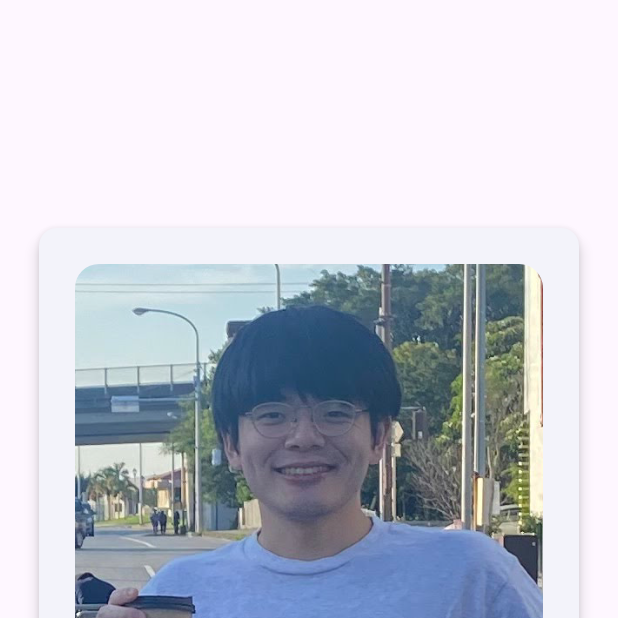
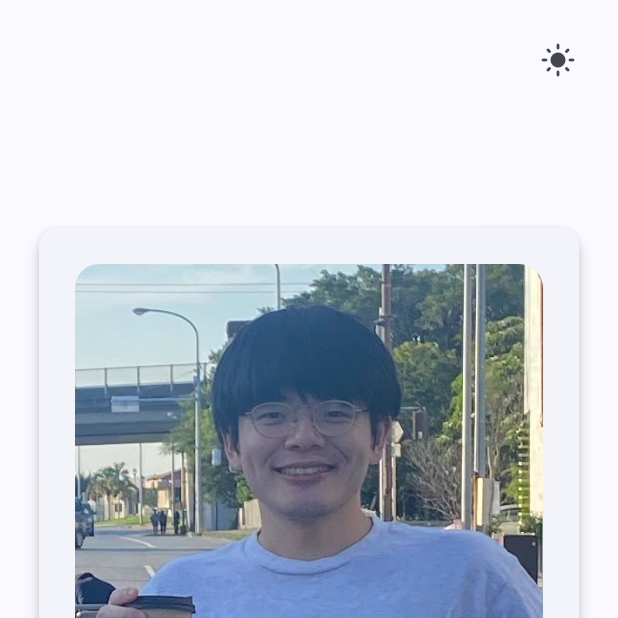
Before and after one commit to KyoheiNakamura/website, a Flutter app: the screen it shows after launch, on a phone screen of 412 x 824 dp, the top half of it. Run offline on Flutter 3.47's test engine with Material 3 defaults, Android fonts, the phone set to English and light mode, and no system bars; our stand-ins replace flutter_svg, hooks_riverpod, riverpod_annotation, shared_preferences; generated files the repository leaves out were written again.

Commit message:
feat: ダークモードに対応した

```diff
--- /dev/null
+++ b/lib/home.dart
@@ -0,0 +1,109 @@
+import 'package:flutter/material.dart';
+import 'package:flutter_svg/svg.dart';
+import 'package:hooks_riverpod/hooks_riverpod.dart';
+import 'package:url_launcher/link.dart';
+
+import 'theme/theme_builder.dart';
+import 'theme/theme_toggle_button.dart';
+
+class Home extends StatelessWidget {
+  const Home({super.key});
+
+  @override
+  Widget build(BuildContext context) {
+    return const Scaffold(
+      body: Stack(
+        children: [
+          Center(
+            child: ProfileCard(),
+          ),
+          Align(
+            alignment: Alignment.topRight,
+            child: Padding(
+              padding: EdgeInsets.all(16),
+              child: ThemeToggleButton(),
+            ),
+          ),
+        ],
+      ),
+    );
+  }
+}
+
+class ProfileCard extends StatelessWidget {
+  const ProfileCard({
+    super.key,
+  });
+
+  @override
+  Widget build(BuildContext context) {
+    return Card(
+      margin: const EdgeInsets.all(24),
+      elevation: 4,
+      child: Container(
+        width: 360,
+        height: 520,
+        padding: const EdgeInsets.all(24),
+        child: Column(
+          crossAxisAlignment: CrossAxisAlignment.start,
+          children: [
+            ClipRRect(
+              borderRadius: BorderRadius.circular(16),
+              child: Image.asset(
+                'assets/images/profile.png',
+              ),
+            ),
+            const SizedBox(
+              height: 16,
+            ),
+            const FittedBox(
+              child: Text(
+                'Kyohei Nakamura',
+                style: TextStyle(
+                  fontSize: 24,
+                  fontWeight: FontWeight.w500,
+                ),
+              ),
+            ),
+            const SizedBox(
+              height: 4,
+            ),
+            const FittedBox(
+              child: Text('Sheep and Goat, LLC'),
+            ),
+            const Spacer(),
+            const Align(
+              alignment: Alignment.centerRight,
+              child: SaGLogo(),
+            ),
+          ],
+        ),
+      ),
+    );
+  }
+}
+
+class SaGLogo extends HookConsumerWidget {
+  const SaGLogo({
+    super.key,
+  });
+
+  @override
+  Widget build(BuildContext context, WidgetRef ref) {
+    return Link(
+      uri: Uri.parse('https://sheepandgoat.io'),
+      target: LinkTarget.blank,
+      builder: (context, followLink) => IconButton(
+        onPressed: followLink,
+        icon: ThemeBuilder(
+          builder: (context, brightness) => SvgPicture.asset(
+            brightness == Brightness.light
+                ? 'assets/images/sag-logo-black.svg'
+                : 'assets/images/sag-logo-white.svg',
+            height: 24,
+          ),
+        ),
+      ),
+    );
+  }
+}
--- a/lib/main.dart
+++ b/lib/main.dart
@@ -1,98 +1,18 @@
-import 'dart:math';
+import 'package:flutter/material.dart';
+import 'package:hooks_riverpod/hooks_riverpod.dart';
+import 'package:shared_preferences/shared_preferences.dart';
 
-import 'package:flutter/material.dart';
-import 'package:flutter_svg/svg.dart';
-import 'package:url_launcher/link.dart';
+import 'main_app.dart';
+import 'shared_preferences/shared_preferences.dart';
 
-void main() {
-  runApp(const MainApp());
+Future<void> main() async {
+  final prefs = await SharedPreferences.getInstance();
+  runApp(
+    ProviderScope(
+      overrides: [
+        sharedPreferencesProvider.overrideWithValue(prefs),
+      ],
+      child: const MainApp(),
+    ),
+  );
 }
-
-Color getRandomColor() {
-  var random = Random();
-  var r = random.nextInt(256);
-  var g = random.nextInt(256);
-  var b = random.nextInt(256);
-  return Color.fromRGBO(r, g, b, 1);
-}
-
-class MainApp extends StatelessWidget {
-  const MainApp({super.key});
-
-  @override
-  Widget build(BuildContext context) {
-    return MaterialApp(
-      theme: ThemeData.light().copyWith(
-        colorScheme: ColorScheme.fromSeed(
-          seedColor: getRandomColor(),
-        ),
-      ),
-      home: const Home(),
-    );
-  }
-}
-
-class Home extends StatelessWidget {
-  const Home({super.key});
-
-  @override
-  Widget build(BuildContext context) {
-    return Scaffold(
-      body: Center(
-        child: Card(
-          margin: const EdgeInsets.all(24),
-          elevation: 4,
-          child: Container(
-            width: 360,
-            height: 520,
-            padding: const EdgeInsets.all(24),
-            child: Column(
-              crossAxisAlignment: CrossAxisAlignment.start,
-              children: [
-                ClipRRect(
-                  borderRadius: BorderRadius.circular(16),
-                  child: Image.asset(
-                    'assets/images/profile.png',
-                  ),
-                ),
-                const SizedBox(
-                  height: 16,
-                ),
-                const FittedBox(
-                  child: Text(
-                    'Kyohei Nakamura',
-                    style: TextStyle(
-                      fontSize: 24,
-                      fontWeight: FontWeight.w500,
-                    ),
-                  ),
-                ),
-                const SizedBox(
-                  height: 4,
-                ),
-                const FittedBox(
-                  child: Text('Sheep and Goat, LLC'),
-                ),
-                const Spacer(),
-                Align(
-                  alignment: Alignment.centerRight,
-                  child: Link(
-                    uri: Uri.parse('https://sheepandgoat.io'),
-                    target: LinkTarget.blank,
-                    builder: (context, followLink) => IconButton(
-                      onPressed: followLink,
-                      icon: SvgPicture.asset(
-                        'assets/images/sag-logo-black.svg',
-                        height: 24,
-                      ),
-                    ),
-                  ),
-                ),
-              ],
-            ),
-          ),
-        ),
-      ),
-    );
-  }
-}
--- /dev/null
+++ b/lib/main_app.dart
@@ -0,0 +1,24 @@
+import 'package:flutter/material.dart';
+import 'package:hooks_riverpod/hooks_riverpod.dart';
+
+import 'home.dart';
+import 'theme/theme.dart';
+import 'theme/theme_mode_controller.dart';
+
+class MainApp extends HookConsumerWidget {
+  const MainApp({super.key});
+
+  @override
+  Widget build(BuildContext context, WidgetRef ref) {
+    final lightTheme = ref.watch(themeProvider(brightness: Brightness.light));
+    final darkTheme = ref.watch(themeProvider(brightness: Brightness.dark));
+    final themeMode = ref.watch(themeModeControllerProvider);
+
+    return MaterialApp(
+      theme: lightTheme,
+      darkTheme: darkTheme,
+      themeMode: themeMode,
+      home: const Home(),
+    );
+  }
+}
--- /dev/null
+++ b/lib/theme/theme.dart
@@ -0,0 +1,61 @@
+import 'dart:math';
+
+import 'package:flutter/foundation.dart';
+import 'package:flutter/material.dart';
+import 'package:riverpod_annotation/riverpod_annotation.dart';
+
+part 'theme.g.dart';
+
+@riverpod
+ThemeData theme(
+  ThemeRef ref, {
+  required Brightness brightness,
+}) {
+  final baseTheme = ThemeData(
+    brightness: brightness,
+    useMaterial3: true,
+    colorSchemeSeed: getRandomColor(),
+    pageTransitionsTheme: PageTransitionsTheme(
+      builders: kIsWeb
+          ? {
+              for (final platform in TargetPlatform.values)
+                platform: const NoTransitionsBuilder(),
+            }
+          : {
+              TargetPlatform.android: const ZoomPageTransitionsBuilder(),
+              TargetPlatform.iOS: const CupertinoPageTransitionsBuilder(),
+              TargetPlatform.macOS: const CupertinoPageTransitionsBuilder(),
+            },
+    ),
+  );
+
+  return baseTheme.copyWith(
+    snackBarTheme: const SnackBarThemeData(
+      behavior: SnackBarBehavior.floating,
+    ),
+  );
+}
+
+/// アニメーションなしでページ遷移するための [PageTransitionsBuilder]。
+class NoTransitionsBuilder extends PageTransitionsBuilder {
+  const NoTransitionsBuilder();
+
+  @override
+  Widget buildTransitions<T>(
+    PageRoute<T>? route,
+    BuildContext? context,
+    Animation<double> animation,
+    Animation<double> secondaryAnimation,
+    Widget? child,
+  ) {
+    return child!;
+  }
+}
+
+Color getRandomColor() {
+  final random = Random();
+  final r = random.nextInt(256);
+  final g = random.nextInt(256);
+  final b = random.nextInt(256);
+  return Color.fromRGBO(r, g, b, 1);
+}
--- /dev/null
+++ b/lib/theme/theme_builder.dart
@@ -0,0 +1,97 @@
+import 'package:flutter/material.dart';
+import 'package:hooks_riverpod/hooks_riverpod.dart';
+
+import 'theme_mode_controller.dart';
+
+// class ThemeBuilder extends HookConsumerWidget {
+//   const ThemeBuilder({
+//     super.key,
+//     required this.lightWidget,
+//     required this.darkWidget,
+//   });
+
+//   final Widget lightWidget;
+//   final Widget darkWidget;
+
+//   @override
+//   Widget build(BuildContext context, WidgetRef ref) {
+//     final themeMode = ref.watch(themeModeControllerProvider);
+//     final systemMode = View.of(context).platformDispatcher.platformBrightness;
+
+//     return switch (themeMode) {
+//       ThemeMode.light => lightWidget,
+//       ThemeMode.dark => darkWidget,
+//       ThemeMode.system =>
+//         systemMode == Brightness.light ? lightWidget : darkWidget,
+//     };
+//   }
+// }
+
+typedef ThemeWidgetBuilder = Widget Function(
+  BuildContext context,
+  Brightness brightness,
+);
+
+class ThemeBuilder extends HookConsumerWidget {
+  const ThemeBuilder({
+    super.key,
+    required this.builder,
+  });
+
+  final ThemeWidgetBuilder builder;
+
+  @override
+  Widget build(BuildContext context, WidgetRef ref) {
+    final themeMode = ref.watch(themeModeControllerProvider);
+    final systemMode = View.of(context).platformDispatcher.platformBrightness;
+
+    return switch (themeMode) {
+      ThemeMode.light => builder(context, Brightness.light),
+      ThemeMode.dark => builder(context, Brightness.dark),
+      ThemeMode.system => systemMode == Brightness.light
+          ? builder(context, Brightness.light)
+          : builder(context, Brightness.dark)
+    };
+  }
+}
+
+// typedef ThemeWidgetBuilder = Widget Function(
+//   BuildContext context,
+//   ThemeMode themeMode,
+//   Brightness systemMode,
+// );
+
+// class ThemeBuilder extends HookConsumerWidget {
+//   const ThemeBuilder({
+//     super.key,
+//     required this.lightBuilder,
+//     required this.darkBuilder,
+//   });
+
+//   final ThemeWidgetBuilder lightBuilder;
+//   final ThemeWidgetBuilder darkBuilder;
+
+//   @override
+//   Widget build(BuildContext context, WidgetRef ref) {
+//     final themeMode = ref.watch(themeModeControllerProvider);
+//     final systemMode = View.of(context).platformDispatcher.platformBrightness;
+
+//     Widget buildLightWidget() => lightBuilder(
+//           context,
+//           themeMode,
+//           systemMode,
+//         );
+//     Widget buildDarkWidget() => darkBuilder(
+//           context,
+//           themeMode,
+//           systemMode,
+//         );
+
+//     return switch (themeMode) {
+//       ThemeMode.light => buildLightWidget(),
+//       ThemeMode.dark => buildDarkWidget(),
+//       ThemeMode.system =>
+//         systemMode == Brightness.light ? buildLightWidget() : buildDarkWidget()
+//     };
+//   }
+// }
--- /dev/null
+++ b/lib/theme/theme_toggle_button.dart
@@ -0,0 +1,30 @@
+import 'package:flutter/material.dart';
+import 'package:hooks_riverpod/hooks_riverpod.dart';
+
+import 'theme_builder.dart';
+import 'theme_mode_controller.dart';
+
+class ThemeToggleButton extends HookConsumerWidget {
+  const ThemeToggleButton({super.key});
+
+  @override
+  Widget build(BuildContext context, WidgetRef ref) {
+    return ThemeBuilder(
+      builder: (context, brightness) {
+        return IconButton(
+          onPressed: () {
+            final oppositeMode = brightness == Brightness.light
+                ? ThemeMode.dark
+                : ThemeMode.light;
+            ref
+                .read(themeModeControllerProvider.notifier)
+                .toggleTheme(oppositeMode);
+          },
+          icon: Icon(
+            brightness == Brightness.light ? Icons.light_mode : Icons.dark_mode,
+          ),
+        );
+      },
+    );
+  }
+}
```
Also changed, not shown: analysis_options.yaml (+19 -1 lines), lib/shared_preferences/shared_preferences.dart (added, +8 -0 lines), lib/theme/theme_mode_controller.dart (added, +27 -0 lines), pubspec.yaml (+9 -1 lines), assets/images/sag-logo-white.svg (added), lib/shared_preferences/shared_preferences.g.dart (added), lib/theme/theme.g.dart (added), lib/theme/theme_mode_controller.g.dart (added), pubspec.lock.
